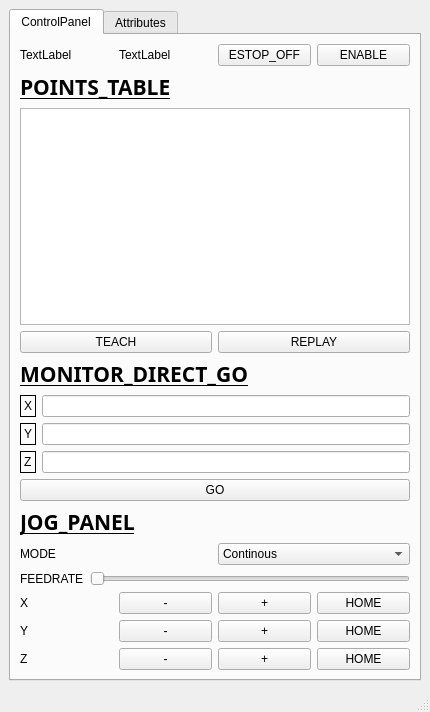
smandyscom/evalutions_to_linuxCNC, file try_customize_ui/mainwindow.ui: the form before one commit.
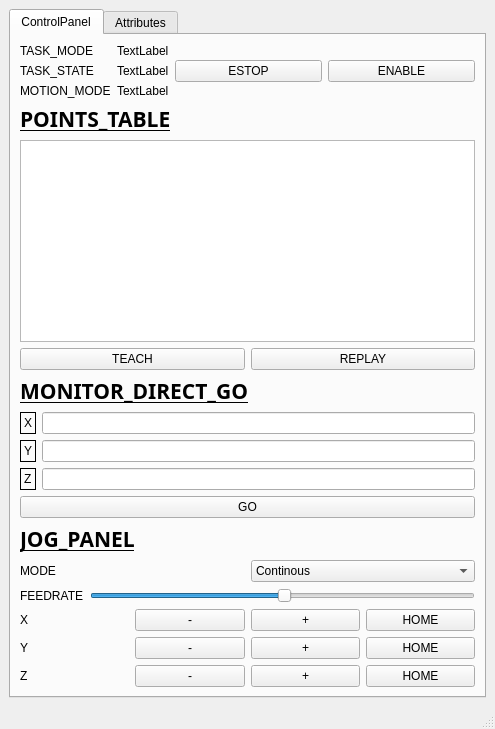
The form after the commit.

Commit message: set monitor on main change traj mode before home

Patch:
```diff
--- a/try_customize_ui/mainwindow.ui
+++ b/try_customize_ui/mainwindow.ui
@@ -6,8 +6,8 @@
    <rect>
     <x>0</x>
     <y>0</y>
-    <width>430</width>
-    <height>712</height>
+    <width>495</width>
+    <height>729</height>
    </rect>
   </property>
   <property name="windowTitle">
@@ -32,23 +32,55 @@
             <item>
              <layout class="QHBoxLayout" name="horizontalLayout_10">
               <item>
-               <widget class="QLabel" name="label_TASK_STATE">
-                <property name="text">
-                 <string>TextLabel</string>
-                </property>
-               </widget>
-              </item>
-              <item>
-               <widget class="QLabel" name="label_TASK_MODE">
-                <property name="text">
-                 <string>TextLabel</string>
-                </property>
-               </widget>
+               <layout class="QGridLayout" name="gridLayout_4">
+                <item row="0" column="1">
+                 <widget class="QLabel" name="label_TASK_MODE">
+                  <property name="text">
+                   <string>TextLabel</string>
+                  </property>
+                 </widget>
+                </item>
+                <item row="1" column="1">
+                 <widget class="QLabel" name="label_TASK_STATE">
+                  <property name="text">
+                   <string>TextLabel</string>
+                  </property>
+                 </widget>
+                </item>
+                <item row="0" column="0">
+                 <widget class="QLabel" name="label_3">
+                  <property name="text">
+                   <string>TASK_MODE</string>
+                  </property>
+                 </widget>
+                </item>
+                <item row="1" column="0">
+                 <widget class="QLabel" name="label_4">
+                  <property name="text">
+                   <string>TASK_STATE</string>
+                  </property>
+                 </widget>
+                </item>
+                <item row="2" column="1">
+                 <widget class="QLabel" name="label_MOTION_MODE">
+                  <property name="text">
+                   <string>TextLabel</string>
+                  </property>
+                 </widget>
+                </item>
+                <item row="2" column="0">
+                 <widget class="QLabel" name="label_17">
+                  <property name="text">
+                   <string>MOTION_MODE</string>
+                  </property>
+                 </widget>
+                </item>
+               </layout>
               </item>
               <item>
                <widget class="QPushButton" name="pushButton_UNLLOCK">
                 <property name="text">
-                 <string>ESTOP_OFF</string>
+                 <string>ESTOP</string>
                 </property>
                 <property name="checkable">
                  <bool>true</bool>
@@ -285,6 +317,9 @@
             </item>
             <item>
              <widget class="QSlider" name="horizontalSlider_FEEDRATE">
+              <property name="value">
+               <number>50</number>
+              </property>
               <property name="orientation">
                <enum>Qt::Horizontal</enum>
               </property>
```
Left out of the diff: 2 changed lines with no effect on the pictures. The commit also changes 3 other files.
